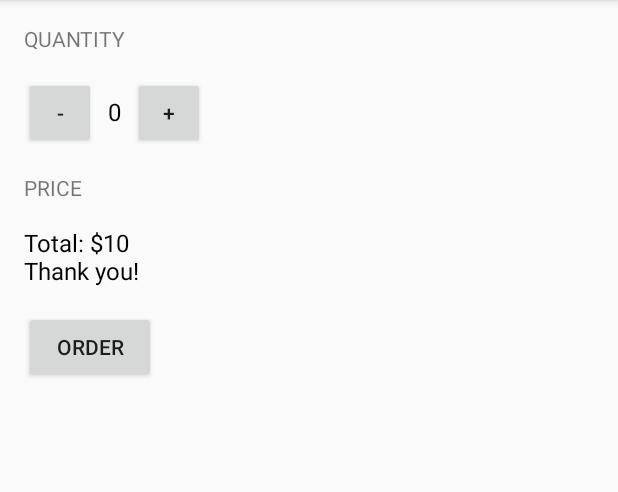
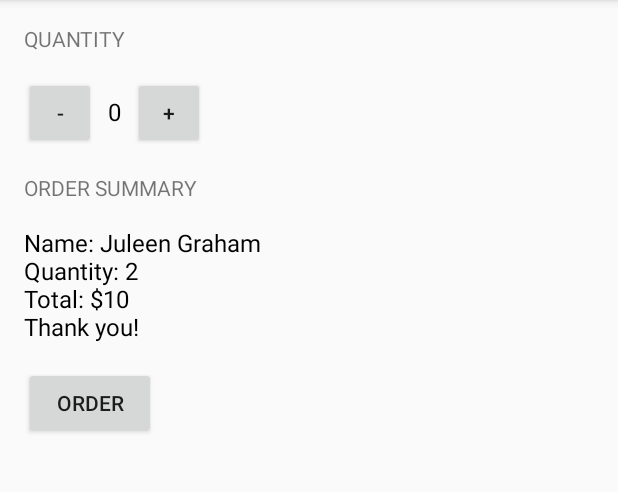
Before and after one commit to juleengraham/androidstudyjam, an Android app: the screen it shows after launch (MainActivity), after a tap on "ORDER", on a phone screen of 412 x 824 dp, the part 84-576 px from its top. Run offline under Robolectric (Android 15) with nearby library versions, the phone set to English and light mode, and no system bars.

Commit message:
Lessons 3A

```diff
--- a/JustJava/app/src/main/java/com/juleengraham/justjava/MainActivity.java
+++ b/JustJava/app/src/main/java/com/juleengraham/justjava/MainActivity.java
@@ -23,34 +23,48 @@ public class MainActivity extends AppCompatActivity {
      * This method is called when the order button is clicked.
      */
     public void submitOrder(View view) {
-        int price = quantity * 5;
-        String priceMessage = "Total: $" + price + "\nThank you!";
-        displayMessage(priceMessage);
+        int price = calculatePrice ();
+        displayMessage(createOrderSummary (price));
+    }
+
+    /**
+     * Calculates the price of the order.
+     *
+     * @return the total price for the order
+     */
+    private int calculatePrice() {
+       return quantity * 5;
+    }
+
+    /**
+     * Creates a summary of the order
+     *
+     * @param price is the total price of the order
+     * @return summary of the order as a String
+     */
+
+    private String createOrderSummary (int price) {
+        String message = "Name: Juleen Graham";
+        message += "\nQuantity: " + quantity + "\nTotal: $" + price;
+        message += "\nThank you!";
+        return message;
     }
 
     /**
      * This method displays the given quantity value on the screen.
      */
-    private void display(int number) {
+    private void displayQuantity(int quantity) {
         TextView quantityTextView = (TextView) findViewById(
                 R.id.quantity_text_view);
-        quantityTextView.setText("" + number);
-    }
-
-    /**
-     * This method displays the given price on the screen.
-     */
-    private void displayPrice(int number) {
-        TextView priceTextView = (TextView) findViewById(R.id.price_text_view);
-        priceTextView.setText(NumberFormat.getCurrencyInstance().format(number));
+        quantityTextView.setText("" + quantity);
     }
 
     /**
      * This method displays the given text on the screen.
      */
     private void displayMessage(String message) {
-        TextView priceTextView = (TextView) findViewById(R.id.price_text_view);
-        priceTextView.setText(message);
+        TextView orderSummaryTextView = (TextView) findViewById(R.id.order_summary_text_view);
+        orderSummaryTextView.setText(message);
     }
 
     /**
@@ -58,7 +72,7 @@ public class MainActivity extends AppCompatActivity {
      */
     public void increment(View view) {
         quantity = quantity + 1;
-        display(quantity);
+        displayQuantity(quantity);
     }
 
     /**
@@ -66,6 +80,6 @@ public class MainActivity extends AppCompatActivity {
      */
     public void decrement(View view) {
         quantity = quantity - 1;
-        display(quantity);
+        displayQuantity(quantity);
     }
 }
--- a/JustJava/app/src/main/res/layout/activity_main.xml
+++ b/JustJava/app/src/main/res/layout/activity_main.xml
@@ -51,11 +51,11 @@
         android:layout_width="wrap_content"
         android:layout_height="wrap_content"
         android:layout_marginTop="16dp"
-        android:text="price"
+        android:text="order summary"
         android:textAllCaps="true" />
 
     <TextView
-        android:id="@+id/price_text_view"
+        android:id="@+id/order_summary_text_view"
         android:layout_width="wrap_content"
         android:layout_height="wrap_content"
         android:layout_marginTop="16dp"
```
